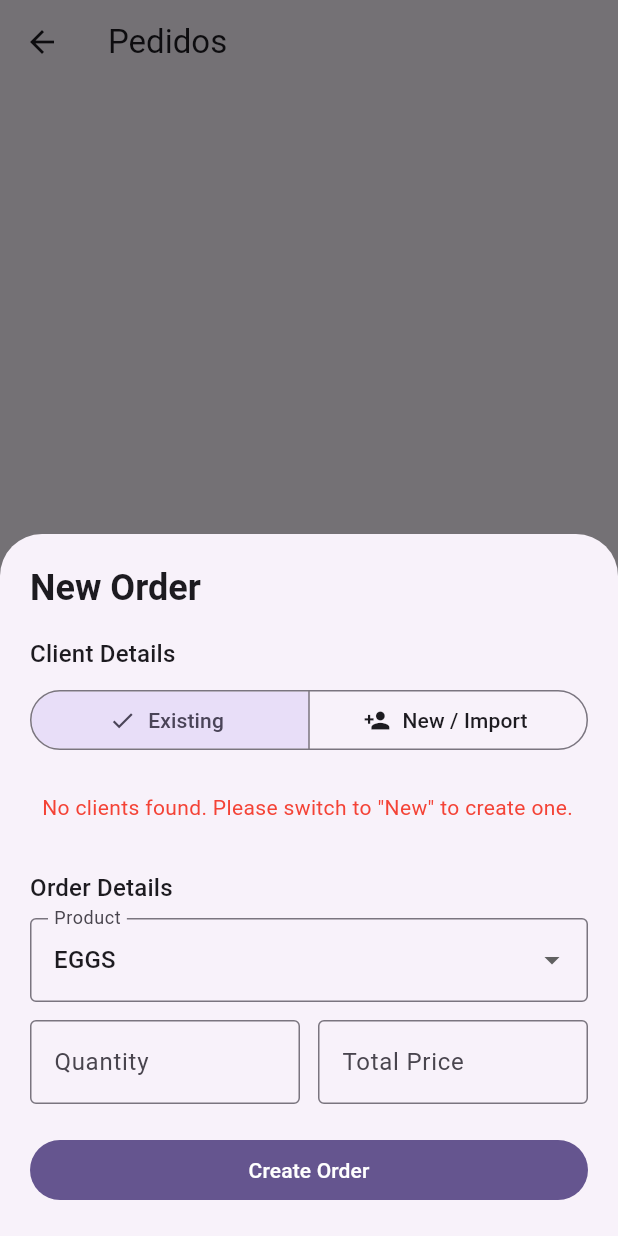
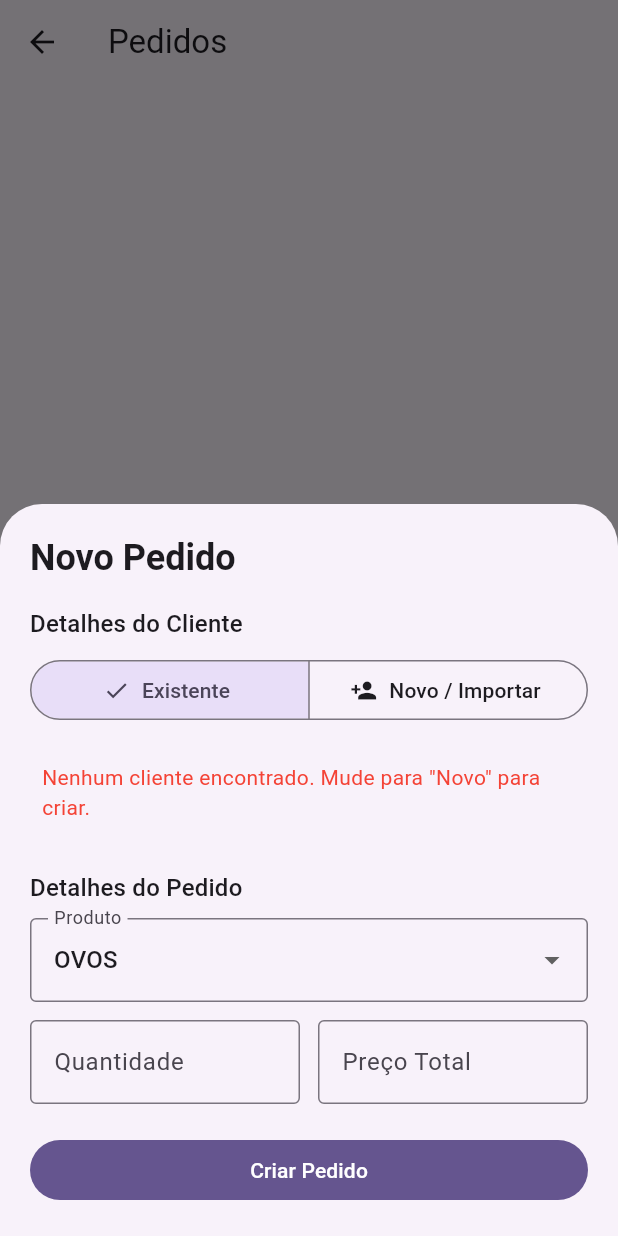
Before and after one commit to yannickRafael/bizmanager, a Flutter app: the OrdersScreen screen opened directly, after a tap on "Criar Primeiro Pedido", on a phone screen of 412 x 824 dp. Run offline on Flutter 3.47's test engine with Material 3 defaults, Android fonts, the phone set to English and light mode, and no system bars; our stand-ins replace flutter_contacts, permission_handler.

Commit message:
Translate New Order modal to Portuguese

```diff
--- a/lib/screens/orders_screen.dart
+++ b/lib/screens/orders_screen.dart
@@ -74,7 +74,7 @@ class _OrdersScreenState extends State<OrdersScreen> {
                   crossAxisAlignment: CrossAxisAlignment.stretch,
                   children: [
                     Text(
-                      'New Order',
+                      'Novo Pedido',
                       style: Theme.of(context).textTheme.headlineSmall
                           ?.copyWith(fontWeight: FontWeight.bold),
                     ),
@@ -82,7 +82,7 @@ class _OrdersScreenState extends State<OrdersScreen> {
 
                     // Client Section
                     Text(
-                      'Client Details',
+                      'Detalhes do Cliente',
                       style: Theme.of(context).textTheme.titleMedium,
                     ),
                     const SizedBox(height: 8),
@@ -92,12 +92,12 @@ class _OrdersScreenState extends State<OrdersScreen> {
                       segments: const [
                         ButtonSegment(
                           value: 0,
-                          label: Text('Existing'),
+                          label: Text('Existente'),
                           icon: Icon(Icons.list),
                         ),
                         ButtonSegment(
                           value: 1,
-                          label: Text('New / Import'),
+                          label: Text('Novo / Importar'),
                           icon: Icon(Icons.person_add),
                         ),
                       ],
@@ -119,14 +119,14 @@ class _OrdersScreenState extends State<OrdersScreen> {
                             return const Padding(
                               padding: EdgeInsets.all(8.0),
                               child: Text(
-                                'No clients found. Please switch to "New" to create one.',
+                                'Nenhum cliente encontrado. Mude para "Novo" para criar.',
                                 style: TextStyle(color: Colors.red),
                               ),
                             );
                           }
                           return DropdownButtonFormField<String>(
                             decoration: const InputDecoration(
-                              labelText: 'Select Client',
+                              labelText: 'Selecionar Cliente',
                               border: OutlineInputBorder(),
                             ),
                             value: selectedClientId,
@@ -140,7 +140,7 @@ class _OrdersScreenState extends State<OrdersScreen> {
                                 .toList(),
                             onChanged: (val) => selectedClientId = val,
                             validator: (val) => selectedTab == 0 && val == null
-                                ? 'Select a client'
+                                ? 'Selecione um cliente'
                                 : null,
                           );
                         },
@@ -153,7 +153,7 @@ class _OrdersScreenState extends State<OrdersScreen> {
                             child: OutlinedButton.icon(
                               onPressed: _pickContact,
                               icon: const Icon(Icons.contacts),
-                              label: const Text('Import from Contacts'),
+                              label: const Text('Importar de Contactos'),
                             ),
                           ),
                         ],
@@ -162,12 +162,12 @@ class _OrdersScreenState extends State<OrdersScreen> {
                       TextFormField(
                         controller: nameController,
                         decoration: const InputDecoration(
-                          labelText: 'Client Name',
+                          labelText: 'Nome do Cliente',
                           border: OutlineInputBorder(),
                         ),
                         validator: (val) =>
                             selectedTab == 1 && (val == null || val.isEmpty)
-                            ? 'Enter name'
+                            ? 'Insira o nome'
                             : null,
                         onSaved: (val) => newClientName = val!.trim(),
                       ),
@@ -175,7 +175,7 @@ class _OrdersScreenState extends State<OrdersScreen> {
                       TextFormField(
                         controller: phoneController,
                         decoration: const InputDecoration(
-                          labelText: 'Phone Number',
+                          labelText: 'Número de Telefone',
                           border: OutlineInputBorder(),
                         ),
                         keyboardType: TextInputType.phone,
@@ -184,7 +184,7 @@ class _OrdersScreenState extends State<OrdersScreen> {
                       const SizedBox(height: 12),
                       TextFormField(
                         decoration: const InputDecoration(
-                          labelText: 'Address',
+                          labelText: 'Endereço',
                           border: OutlineInputBorder(),
                         ),
                         onSaved: (val) => newClientAddress = val?.trim() ?? '',
@@ -193,7 +193,7 @@ class _OrdersScreenState extends State<OrdersScreen> {
 
                     const SizedBox(height: 24),
                     Text(
-                      'Order Details',
+                      'Detalhes do Pedido',
                       style: Theme.of(context).textTheme.titleMedium,
                     ),
                     const SizedBox(height: 8),
@@ -201,7 +201,7 @@ class _OrdersScreenState extends State<OrdersScreen> {
                     // Product Type
                     DropdownButtonFormField<ProductType>(
                       decoration: const InputDecoration(
-                        labelText: 'Product',
+                        labelText: 'Produto',
                         border: OutlineInputBorder(),
                       ),
                       value: selectedType,
@@ -209,7 +209,9 @@ class _OrdersScreenState extends State<OrdersScreen> {
                           .map(
                             (t) => DropdownMenuItem(
                               value: t,
-                              child: Text(t.name.toUpperCase()),
+                              child: Text(
+                                t == ProductType.chicken ? 'FRANGO' : 'OVOS',
+                              ),
                             ),
                           )
                           .toList(),
@@ -224,7 +226,7 @@ class _OrdersScreenState extends State<OrdersScreen> {
                         Expanded(
                           child: TextFormField(
                             decoration: const InputDecoration(
-                              labelText: 'Quantity',
+                              labelText: 'Quantidade',
                               border: OutlineInputBorder(),
                             ),
                             keyboardType: const TextInputType.numberWithOptions(
@@ -232,7 +234,7 @@ class _OrdersScreenState extends State<OrdersScreen> {
                             ),
                             validator: (val) =>
                                 val == null || double.tryParse(val) == null
-                                ? 'Invalid qty'
+                                ? 'Qtd inválida'
                                 : null,
                             onSaved: (val) => amount = double.parse(val!),
                           ),
@@ -241,7 +243,7 @@ class _OrdersScreenState extends State<OrdersScreen> {
                         Expanded(
                           child: TextFormField(
                             decoration: const InputDecoration(
-                              labelText: 'Total Price',
+                              labelText: 'Preço Total',
                               border: OutlineInputBorder(),
                               prefixText: '\$',
                             ),
@@ -250,7 +252,7 @@ class _OrdersScreenState extends State<OrdersScreen> {
                             ),
                             validator: (val) =>
                                 val == null || double.tryParse(val) == null
-                                ? 'Invalid price'
+                                ? 'Preço inválido'
                                 : null,
                             onSaved: (val) => price = double.parse(val!),
                           ),
@@ -298,7 +300,7 @@ class _OrdersScreenState extends State<OrdersScreen> {
                           Navigator.pop(ctx);
                         }
                       },
-                      child: const Text('Create Order'),
+                      child: const Text('Criar Pedido'),
                     ),
                   ],
                 ),
```
